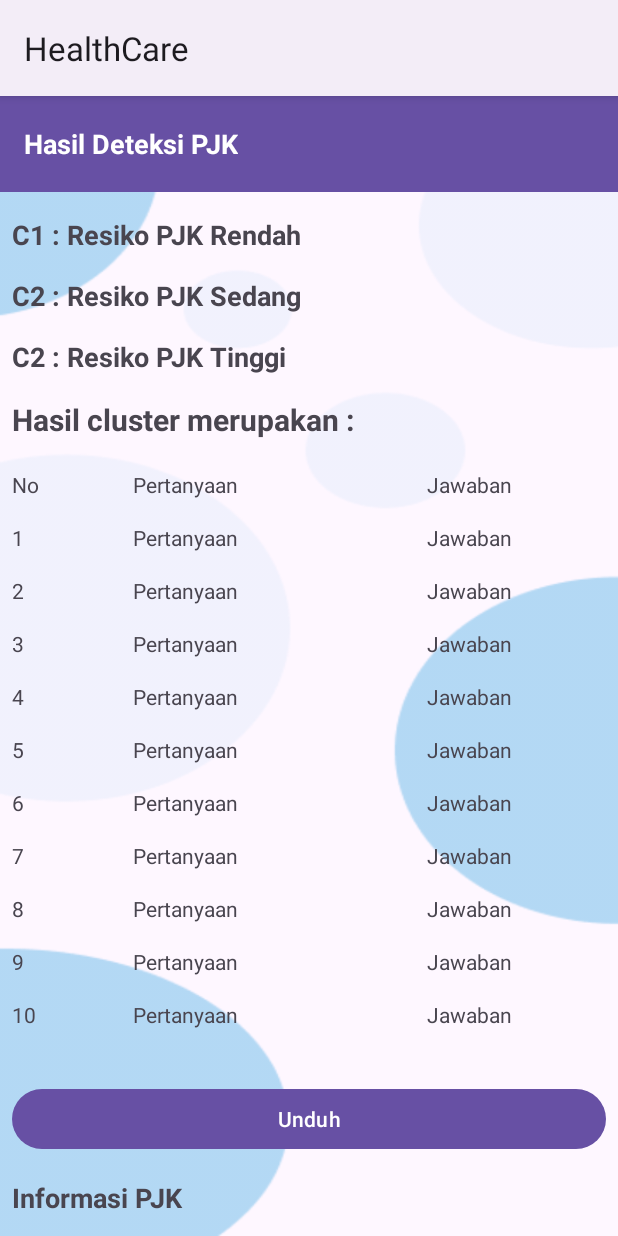
After one commit to proyek-perangkat-lunak-de-la-salle/Mobile-Android, an Android app: the HasilDeteksiGeneral screen opened directly, with no data from a screen before it, on a phone screen of 412 x 824 dp. The commit adds this screen. Run offline under Robolectric (Android 15) with nearby library versions, the phone set to English and light mode, and no system bars.

Commit message:
Adding Hasil Deteksi PJK Umum Activity

```diff
--- a/app/src/main/AndroidManifest.xml
+++ b/app/src/main/AndroidManifest.xml
@@ -12,6 +12,9 @@
         android:supportsRtl="true"
         android:theme="@style/Theme.HealthCare"
         tools:targetApi="31">
+        <activity
+            android:name=".HasilDeteksiGeneral"
+            android:exported="false" />
         <activity
             android:name=".GeneralUserActivity"
             android:exported="false"
--- /dev/null
+++ b/app/src/main/java/com/example/healthcare/HasilDeteksiGeneral.kt
@@ -0,0 +1,20 @@
+package com.example.healthcare
+
+import android.os.Bundle
+import androidx.activity.enableEdgeToEdge
+import androidx.appcompat.app.AppCompatActivity
+import androidx.core.view.ViewCompat
+import androidx.core.view.WindowInsetsCompat
+
+class HasilDeteksiGeneral : AppCompatActivity() {
+    override fun onCreate(savedInstanceState: Bundle?) {
+        super.onCreate(savedInstanceState)
+        enableEdgeToEdge()
+        setContentView(R.layout.activity_hasil_deteksi_general)
+        ViewCompat.setOnApplyWindowInsetsListener(findViewById(R.id.main)) { v, insets ->
+            val systemBars = insets.getInsets(WindowInsetsCompat.Type.systemBars())
+            v.setPadding(systemBars.left, systemBars.top, systemBars.right, systemBars.bottom)
+            insets
+        }
+    }
+}
--- /dev/null
+++ b/app/src/main/res/layout/activity_hasil_deteksi_general.xml
@@ -0,0 +1,477 @@
+<?xml version="1.0" encoding="utf-8"?>
+<androidx.constraintlayout.widget.ConstraintLayout xmlns:android="http://schemas.android.com/apk/res/android"
+    xmlns:app="http://schemas.android.com/apk/res-auto"
+    xmlns:tools="http://schemas.android.com/tools"
+    android:id="@+id/main"
+    android:layout_width="match_parent"
+    android:layout_height="match_parent"
+    android:background="@drawable/bg"
+    tools:context=".HasilDeteksiGeneral">
+
+    <com.google.android.material.appbar.MaterialToolbar
+        android:id="@+id/toolbar"
+        android:layout_width="match_parent"
+        android:layout_height="?attr/actionBarSize"
+        android:background="?attr/colorPrimary"
+        android:elevation="4dp"
+        android:popupTheme="@style/ThemeOverlay.AppCompat.Light"
+        android:theme="@style/ThemeOverlay.AppCompat.ActionBar"
+        app:layout_constraintEnd_toEndOf="parent"
+        app:layout_constraintStart_toStartOf="parent"
+        app:layout_constraintTop_toTopOf="parent">
+
+        <TextView
+            android:id="@+id/toolbar_title"
+            android:layout_width="wrap_content"
+            android:layout_height="wrap_content"
+            android:layout_gravity="start"
+            android:text="Hasil Deteksi PJK"
+            android:textColor="@android:color/white"
+            android:textSize="18sp"
+            android:textStyle="bold" />
+
+    </com.google.android.material.appbar.MaterialToolbar>
+
+
+    <TextView
+        android:id="@+id/tv_resiko_rendah"
+        android:layout_width="match_parent"
+        android:layout_height="wrap_content"
+        android:layout_marginVertical="16dp"
+        android:paddingHorizontal="8dp"
+        android:text="C1 : Resiko PJK Rendah"
+        android:textSize="18sp"
+        android:textStyle="bold"
+        app:layout_constraintEnd_toEndOf="parent"
+        app:layout_constraintStart_toStartOf="parent"
+        app:layout_constraintTop_toBottomOf="@id/toolbar" />
+
+    <TextView
+        android:id="@+id/tv_resiko_menengah"
+        android:layout_width="match_parent"
+        android:layout_height="wrap_content"
+        android:layout_marginVertical="16dp"
+        android:paddingHorizontal="8dp"
+        android:text="C2 : Resiko PJK Sedang"
+        android:textSize="18sp"
+        android:textStyle="bold"
+        app:layout_constraintEnd_toEndOf="parent"
+        app:layout_constraintStart_toStartOf="parent"
+        app:layout_constraintTop_toBottomOf="@id/tv_resiko_rendah" />
+
+    <TextView
+        android:id="@+id/tv_resiko_tinggi"
+        android:layout_width="match_parent"
+        android:layout_height="wrap_content"
+        android:layout_marginVertical="16dp"
+        android:paddingHorizontal="8dp"
+        android:text="C2 : Resiko PJK Tinggi"
+        android:textSize="18sp"
+        android:textStyle="bold"
+        app:layout_constraintEnd_toEndOf="parent"
+        app:layout_constraintStart_toStartOf="parent"
+        app:layout_constraintTop_toBottomOf="@id/tv_resiko_menengah" />
+
+    <TextView
+        android:id="@+id/tv_hasil_cluster"
+        android:layout_width="match_parent"
+        android:layout_height="wrap_content"
+        android:layout_marginVertical="16dp"
+        android:paddingHorizontal="8dp"
+        android:text="Hasil cluster merupakan : "
+        android:textSize="20sp"
+        android:textStyle="bold"
+        app:layout_constraintEnd_toEndOf="parent"
+        app:layout_constraintStart_toStartOf="parent"
+        app:layout_constraintTop_toBottomOf="@+id/tv_resiko_tinggi" />
+
+
+    <TableLayout
+        android:id="@+id/tableHasilDeteksi"
+        android:layout_width="match_parent"
+        android:layout_height="wrap_content"
+        android:layout_marginHorizontal="8dp"
+        android:layout_marginTop="8dp"
+        android:paddingVertical="8dp"
+        app:layout_constraintEnd_toEndOf="@id/tv_hasil_cluster"
+        app:layout_constraintStart_toStartOf="@id/tv_hasil_cluster"
+        app:layout_constraintTop_toBottomOf="@id/tv_hasil_cluster">
+
+        <TableRow
+            android:layout_width="match_parent"
+            android:layout_height="wrap_content"
+            android:layout_marginBottom="8dp">
+
+            <TextView
+                android:layout_width="wrap_content"
+                android:layout_height="wrap_content"
+                android:layout_weight="1"
+                android:text="No"
+                android:textSize="14sp" />
+
+            <TextView
+                android:layout_width="wrap_content"
+                android:layout_height="wrap_content"
+                android:layout_weight="2"
+                android:padding="4dp"
+                android:text="Pertanyaan"
+                android:textSize="14sp" />
+
+            <TextView
+                android:layout_width="wrap_content"
+                android:layout_height="wrap_content"
+                android:layout_weight="1"
+                android:padding="4dp"
+                android:text="Jawaban"
+                android:textSize="14sp" />
+
+        </TableRow>
+
+        <TableRow
+            android:layout_width="match_parent"
+            android:layout_height="wrap_content"
+            android:layout_marginBottom="8dp">
+
+            <TextView
+                android:layout_width="wrap_content"
+                android:layout_height="wrap_content"
+                android:layout_weight="1"
+                android:text="1"
+                android:textSize="14sp" />
+
+            <TextView
+                android:layout_width="wrap_content"
+                android:layout_height="wrap_content"
+                android:layout_weight="2"
+                android:padding="4dp"
+                android:text="Pertanyaan"
+                android:textSize="14sp" />
+
+            <TextView
+                android:layout_width="wrap_content"
+                android:layout_height="wrap_content"
+                android:layout_weight="1"
+                android:padding="4dp"
+                android:text="Jawaban"
+                android:textSize="14sp" />
+
+        </TableRow>
+
+        <TableRow
+            android:layout_width="match_parent"
+            android:layout_height="wrap_content"
+            android:layout_marginBottom="8dp">
+
+            <TextView
+                android:layout_width="wrap_content"
+                android:layout_height="wrap_content"
+                android:layout_weight="1"
+                android:text="2"
+                android:textSize="14sp" />
+
+            <TextView
+                android:layout_width="wrap_content"
+                android:layout_height="wrap_content"
+                android:layout_weight="2"
+                android:padding="4dp"
+                android:text="Pertanyaan"
+                android:textSize="14sp" />
+
+            <TextView
+                android:layout_width="wrap_content"
+                android:layout_height="wrap_content"
+                android:layout_weight="1"
+                android:padding="4dp"
+                android:text="Jawaban"
+                android:textSize="14sp" />
+
+        </TableRow>
+
+        <TableRow
+            android:layout_width="match_parent"
+            android:layout_height="wrap_content"
+            android:layout_marginBottom="8dp">
+
+            <TextView
+                android:layout_width="wrap_content"
+                android:layout_height="wrap_content"
+                android:layout_weight="1"
+                android:text="3"
+                android:textSize="14sp" />
+
+            <TextView
+                android:layout_width="wrap_content"
+                android:layout_height="wrap_content"
+                android:layout_weight="2"
+                android:padding="4dp"
+                android:text="Pertanyaan"
+                android:textSize="14sp" />
+
+            <TextView
+                android:layout_width="wrap_content"
+                android:layout_height="wrap_content"
+                android:layout_weight="1"
+                android:padding="4dp"
+                android:text="Jawaban"
+                android:textSize="14sp" />
+
+        </TableRow>
+
+        <TableRow
+            android:layout_width="match_parent"
+            android:layout_height="wrap_content"
+            android:layout_marginBottom="8dp">
+
+            <TextView
+                android:layout_width="wrap_content"
+                android:layout_height="wrap_content"
+                android:layout_weight="1"
+                android:text="4"
+                android:textSize="14sp" />
+
+            <TextView
+                android:layout_width="wrap_content"
+                android:layout_height="wrap_content"
+                android:layout_weight="2"
+                android:padding="4dp"
+                android:text="Pertanyaan"
+                android:textSize="14sp" />
+
+            <TextView
+                android:layout_width="wrap_content"
+                android:layout_height="wrap_content"
+                android:layout_weight="1"
+                android:padding="4dp"
+                android:text="Jawaban"
+                android:textSize="14sp" />
+
+        </TableRow>
+
+        <TableRow
+            android:layout_width="match_parent"
+            android:layout_height="wrap_content"
+            android:layout_marginBottom="8dp">
+
+            <TextView
+                android:layout_width="wrap_content"
+                android:layout_height="wrap_content"
+                android:layout_weight="1"
+                android:text="5"
+                android:textSize="14sp" />
+
+            <TextView
+                android:layout_width="wrap_content"
+                android:layout_height="wrap_content"
+                android:layout_weight="2"
+                android:padding="4dp"
+                android:text="Pertanyaan"
+                android:textSize="14sp" />
+
+            <TextView
+                android:layout_width="wrap_content"
+                android:layout_height="wrap_content"
+                android:layout_weight="1"
+                android:padding="4dp"
+                android:text="Jawaban"
+                android:textSize="14sp" />
+
+        </TableRow>
+
+
+        <TableRow
+            android:layout_width="match_parent"
+            android:layout_height="wrap_content"
+            android:layout_marginBottom="8dp">
+
+            <TextView
+                android:layout_width="wrap_content"
+                android:layout_height="wrap_content"
+                android:layout_weight="1"
+                android:text="6"
+                android:textSize="14sp" />
+
+            <TextView
+                android:layout_width="wrap_content"
+                android:layout_height="wrap_content"
+                android:layout_weight="2"
+                android:padding="4dp"
+                android:text="Pertanyaan"
+                android:textSize="14sp" />
+
+            <TextView
+                android:layout_width="wrap_content"
+                android:layout_height="wrap_content"
+                android:layout_weight="1"
+                android:padding="4dp"
+                android:text="Jawaban"
+                android:textSize="14sp" />
+
+        </TableRow>
+
+        <TableRow
+            android:layout_width="match_parent"
+            android:layout_height="wrap_content"
+            android:layout_marginBottom="8dp">
+
+            <TextView
+                android:layout_width="wrap_content"
+                android:layout_height="wrap_content"
+                android:layout_weight="1"
+                android:text="7"
+                android:textSize="14sp" />
+
+            <TextView
+                android:layout_width="wrap_content"
+                android:layout_height="wrap_content"
+                android:layout_weight="2"
+                android:padding="4dp"
+                android:text="Pertanyaan"
+                android:textSize="14sp" />
+
+            <TextView
+                android:layout_width="wrap_content"
+                android:layout_height="wrap_content"
+                android:layout_weight="1"
+                android:padding="4dp"
+                android:text="Jawaban"
+                android:textSize="14sp" />
+
+        </TableRow>
+
+        <TableRow
+            android:layout_width="match_parent"
+            android:layout_height="wrap_content"
+            android:layout_marginBottom="8dp">
+
+            <TextView
+                android:layout_width="wrap_content"
+                android:layout_height="wrap_content"
+                android:layout_weight="1"
+                android:text="8"
+                android:textSize="14sp" />
+
+            <TextView
+                android:layout_width="wrap_content"
+                android:layout_height="wrap_content"
+                android:layout_weight="2"
+                android:padding="4dp"
+                android:text="Pertanyaan"
+                android:textSize="14sp" />
+
+            <TextView
+                android:layout_width="wrap_content"
+                android:layout_height="wrap_content"
+                android:layout_weight="1"
+                android:padding="4dp"
+                android:text="Jawaban"
+                android:textSize="14sp" />
+
+        </TableRow>
+
+        <TableRow
+            android:layout_width="match_parent"
+            android:layout_height="wrap_content"
+            android:layout_marginBottom="8dp">
+
+            <TextView
+                android:layout_width="wrap_content"
+                android:layout_height="wrap_content"
+                android:layout_weight="1"
+                android:text="9"
+                android:textSize="14sp" />
+
+            <TextView
+                android:layout_width="wrap_content"
+                android:layout_height="wrap_content"
+                android:layout_weight="2"
+                android:padding="4dp"
+                android:text="Pertanyaan"
+                android:textSize="14sp" />
+
+            <TextView
+                android:layout_width="wrap_content"
+                android:layout_height="wrap_content"
+                android:layout_weight="1"
+                android:padding="4dp"
+                android:text="Jawaban"
+                android:textSize="14sp" />
+
+        </TableRow>
+
+        <TableRow
+            android:layout_width="match_parent"
+            android:layout_height="wrap_content"
+            android:layout_marginBottom="8dp">
+
+            <TextView
+                android:layout_width="wrap_content"
+                android:layout_height="wrap_content"
+                android:layout_weight="1"
+                android:text="10"
+                android:textSize="14sp" />
+
+            <TextView
+                android:layout_width="wrap_content"
+                android:layout_height="wrap_content"
+                android:layout_weight="2"
+                android:padding="4dp"
+                android:text="Pertanyaan"
+                android:textSize="14sp" />
+
+            <TextView
+                android:layout_width="wrap_content"
+                android:layout_height="wrap_content"
+                android:layout_weight="1"
+                android:padding="4dp"
+                android:text="Jawaban"
+                android:textSize="14sp" />
+        </TableRow>
+    </TableLayout>
+
+    <Button
+        android:id="@+id/btn_unduh"
+        android:layout_width="match_parent"
+        android:layout_height="wrap_content"
+        android:layout_marginHorizontal="8dp"
+        android:layout_marginVertical="16dp"
+        android:text="Unduh"
+        app:layout_constraintEnd_toEndOf="parent"
+        app:layout_constraintStart_toStartOf="parent"
+        app:layout_constraintTop_toBottomOf="@id/tableHasilDeteksi" />
+
+    <ScrollView
+        android:layout_width="match_parent"
+        android:layout_height="wrap_content"
+        android:layout_marginVertical="8dp"
+        app:layout_constraintEnd_toEndOf="parent"
+        app:layout_constraintStart_toStartOf="parent"
+        app:layout_constraintTop_toBottomOf="@id/btn_unduh">
+
+        <LinearLayout
+            android:layout_width="match_parent"
+            android:layout_height="wrap_content"
+            android:orientation="vertical">
+
+            <TextView
+                android:id="@+id/tv_informasi_pjk"
+                android:layout_width="match_parent"
+                android:layout_height="wrap_content"
+                android:layout_marginHorizontal="8dp"
+                android:layout_marginVertical="8dp"
+                android:text="Informasi PJK"
+                android:textSize="18sp"
+                android:textStyle="bold" />
+
+            <TextView
+                android:id="@+id/tv_pjk"
+                android:layout_marginHorizontal="8dp"
+                android:layout_marginVertical="8dp"
+                android:layout_width="match_parent"
+                android:layout_height="wrap_content"
+                tools:text="@tools:sample/lorem/random"/>
+
+        </LinearLayout>
+
+    </ScrollView>
+
+</androidx.constraintlayout.widget.ConstraintLayout>
--- a/app/src/main/res/layout/fragment_statistik_wilayah.xml
+++ b/app/src/main/res/layout/fragment_statistik_wilayah.xml
@@ -121,7 +121,6 @@
                     <TextView
                         android:layout_width="wrap_content"
                         android:layout_height="wrap_content"
-                        android:layout_marginEnd="16dp"
                         android:layout_weight="1"
                         android:text="No"
                         android:textSize="14sp" />
```
Also changed, not shown: app/src/main/res/values/strings.xml (line endings or trailing spaces).
